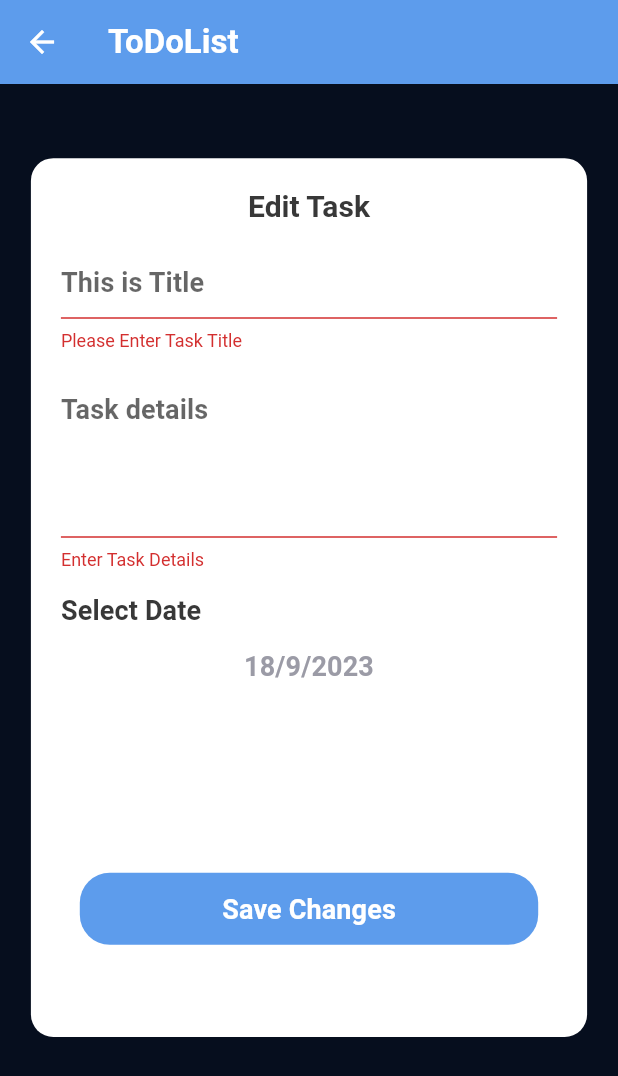
After one commit to jojowael/todo_app, a Flutter app: the EditTaskScreen screen opened by its route, after a tap on "Save Changes", on a phone screen of 412 x 824 dp. The commit adds this screen. Shown: the top 1076 px of the screen. Run offline on Flutter 3.47's test engine with Material 2 defaults, Android fonts, the phone set to English and light mode, and no system bars; our stand-ins replace calendar_timeline, flutter_slidable; generated files the repository leaves out were written again.

Commit message:
finished editScreen.

```diff
--- /dev/null
+++ b/lib/home/edit_task_screen.dart
@@ -0,0 +1,159 @@
+import 'package:flutter/material.dart';
+import 'package:flutter_gen/gen_l10n/app_localizations.dart';
+import 'package:project2/my_theme.dart';
+
+class EditTaskScreen extends StatefulWidget {
+  static const String routeName = 'edit_task_screen';
+
+  @override
+  State<EditTaskScreen> createState() => _EditTaskScreenState();
+}
+
+class _EditTaskScreenState extends State<EditTaskScreen> {
+  DateTime selectedDate = DateTime.now();
+
+  var formKey = GlobalKey<FormState>();
+
+  @override
+  Widget build(BuildContext context) {
+    return Scaffold(
+      appBar: AppBar(
+        title: Text(
+          AppLocalizations.of(context)!.toDoList,
+          style: Theme.of(context).textTheme.titleLarge,
+        ),
+      ),
+      body: Container(
+        margin: EdgeInsets.symmetric(
+          horizontal: MediaQuery.of(context).size.width * 0.05,
+          vertical: MediaQuery.of(context).size.height * 0.06,
+        ),
+        decoration: BoxDecoration(
+            color: MyTheme.whiteColor, borderRadius: BorderRadius.circular(15)),
+        padding: EdgeInsets.all(12),
+        child: SingleChildScrollView(
+          child: Column(
+            children: [
+              Padding(
+                padding: const EdgeInsets.all(8.0),
+                child: Text(
+                  AppLocalizations.of(context)!.edit_task,
+                  style: Theme.of(context).textTheme.titleMedium,
+                ),
+              ),
+              Form(
+                  key: formKey,
+                  child: Column(
+                    crossAxisAlignment: CrossAxisAlignment.stretch,
+                    children: [
+                      Padding(
+                        padding: const EdgeInsets.all(8.0),
+                        child: TextFormField(
+                          validator: (text) {
+                            if (text == null || text.isEmpty) {
+                              return AppLocalizations.of(context)!
+                                  .please_enter_task_title;
+                            }
+                            return null;
+                          },
+                          decoration: InputDecoration(
+                              hintText:
+                                  AppLocalizations.of(context)!.this_is_title),
+                          style: Theme.of(context).textTheme.titleSmall,
+                        ),
+                      ),
+                      Padding(
+                        padding: const EdgeInsets.all(8.0),
+                        child: TextFormField(
+                          validator: (text) {
+                            if (text == null || text.isEmpty) {
+                              return AppLocalizations.of(context)!
+                                  .enter_Task_Details;
+                            }
+                            return null;
+                          },
+                          decoration: InputDecoration(
+                            hintText:
+                                AppLocalizations.of(context)!.task_details,
+                          ),
+                          style: Theme.of(context).textTheme.titleSmall,
+                          maxLines: 4,
+                        ),
+                      ),
+                      Padding(
+                        padding: const EdgeInsets.all(8.0),
+                        child: Text(
+                          AppLocalizations.of(context)!.select_Date,
+                          style: Theme.of(context).textTheme.titleSmall,
+                        ),
+                      ),
+                      InkWell(
+                        onTap: () {
+                          ShowCalender();
+                        },
+                        child: Padding(
+                          padding: const EdgeInsets.all(8.0),
+                          child: Text(
+                            '${selectedDate.day}/${selectedDate.month}/${selectedDate.year}',
+                            textAlign: TextAlign.center,
+                            style: Theme.of(context)
+                                .textTheme
+                                .titleSmall!
+                                .copyWith(color: MyTheme.greyColor),
+                          ),
+                        ),
+                      ),
+                      SizedBox(
+                        height: 70,
+                      ),
+                      Container(
+                        margin: EdgeInsets.symmetric(
+                          horizontal: MediaQuery.of(context).size.width * 0.05,
+                          vertical: MediaQuery.of(context).size.height * 0.06,
+                        ),
+                        decoration: BoxDecoration(
+                            borderRadius: BorderRadius.circular(50)),
+                        child: Container(
+                          decoration: BoxDecoration(
+                              borderRadius: BorderRadius.circular(20),
+                              color: MyTheme.primaryLight),
+                          child: TextButton(
+                              onPressed: () {
+                                addTask();
+                              },
+                              child: Text(
+                                AppLocalizations.of(context)!.save_changes,
+                                style: Theme.of(context)
+                                    .textTheme
+                                    .titleSmall!
+                                    .copyWith(color: MyTheme.whiteColor),
+                              )),
+                        ),
+                      )
+                    ],
+                  ))
+            ],
+          ),
+        ),
+      ),
+    );
+  }
+
+  void ShowCalender() async {
+    var chosenDate = await showDatePicker(
+        context: context,
+        initialDate: DateTime.now(),
+        firstDate: DateTime.now(),
+        lastDate: DateTime.now().add(Duration(days: 365)));
+    if (chosenDate != null) {
+      selectedDate = chosenDate;
+      setState(() {});
+    }
+  }
+
+  void addTask() {
+    if (formKey.currentState?.validate() == true) {
+      //add task to firebase
+    }
+  }
+}
--- a/lib/home/task_list/task_widget.dart
+++ b/lib/home/task_list/task_widget.dart
@@ -3,6 +3,7 @@ import 'package:flutter_gen/gen_l10n/app_localizations.dart';
 import 'package:flutter_slidable/flutter_slidable.dart';
 
 import '../../my_theme.dart';
+import '../edit_task_screen.dart';
 
 class TaskWidgetItem extends StatelessWidget {
   @override
@@ -31,6 +32,10 @@ class TaskWidgetItem extends StatelessWidget {
         margin: EdgeInsets.all(12),
         decoration: BoxDecoration(
             borderRadius: BorderRadius.circular(15), color: MyTheme.whiteColor),
+        child: InkWell(
+          onTap: () {
+            Navigator.pushNamed(context, EditTaskScreen.routeName);
+          },
           child: Row(
             mainAxisAlignment: MainAxisAlignment.spaceBetween,
             children: [
@@ -78,6 +83,7 @@ class TaskWidgetItem extends StatelessWidget {
             ],
           ),
         ),
+      ),
     );
   }
 }
--- a/lib/l10n/app_ar.arb
+++ b/lib/l10n/app_ar.arb
@@ -13,9 +13,14 @@
 "add_new_Task":"إضافة ههام",
 "enter_Task_Title":"اضف عنوان المهمة",
 "enter_Task_Description":"ادخل الوصف",
+"enter_Task_Details":"ادخل شرح المهمة",
 "delete":"إلغاء",
 "select_Date":"التاريخ",
 "add":"أضف",
+"edit_task":"تعديل المهمة",
+"this_is_title":"عنوان",
+"task_details":"شرح المهمة",
+"save_changes":"حفظ التغيير",
 "please_enter_task_title":"من فضلك أدخل عنوان المهمة",
 "please_enter_task_description":"من فضلك أدخل مواصفات المهمة"
 
--- a/lib/l10n/app_en.arb
+++ b/lib/l10n/app_en.arb
@@ -13,9 +13,14 @@
 "add_new_Task":"Add new Task",
 "enter_Task_Title":"Enter Task Title",
 "enter_Task_Description":"Enter Task Description",
+"enter_Task_Details":"Enter Task Details",
 "select_Date":"Select Date",
 "delete":"Delete",
 "add":"Add",
+"edit_task":"Edit Task",
+"this_is_title":"This is Title",
+"task_details":"Task details",
+"save_changes":"Save Changes",
 "please_enter_task_title":"Please Enter Task Title",
 "please_enter_task_description":"Please Enter Task Description"
 
--- a/lib/main.dart
+++ b/lib/main.dart
@@ -1,5 +1,6 @@
 import 'package:flutter/material.dart';
 import 'package:flutter_gen/gen_l10n/app_localizations.dart';
+import 'package:project2/home/edit_task_screen.dart';
 import 'package:project2/home/home_screen.dart';
 import 'package:project2/my_theme.dart';
 import 'package:project2/providers/app_config_provider.dart';
@@ -24,6 +25,7 @@ class _MyAppState extends State<MyApp> {
       initialRoute: HomeScreen.routeName,
       routes: {
         HomeScreen.routeName: (context) => HomeScreen(),
+        EditTaskScreen.routeName: (context) => EditTaskScreen(),
       },
       theme: MyTheme.lightTheme,
       darkTheme: MyTheme.darkTheme,
```
Also changed, not shown: 2 other files. Lines whose indentation alone changed are shown as unchanged.
